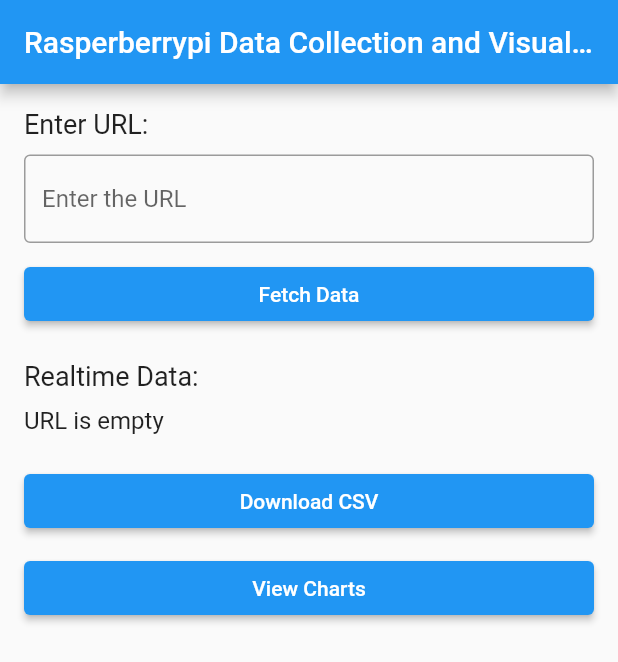
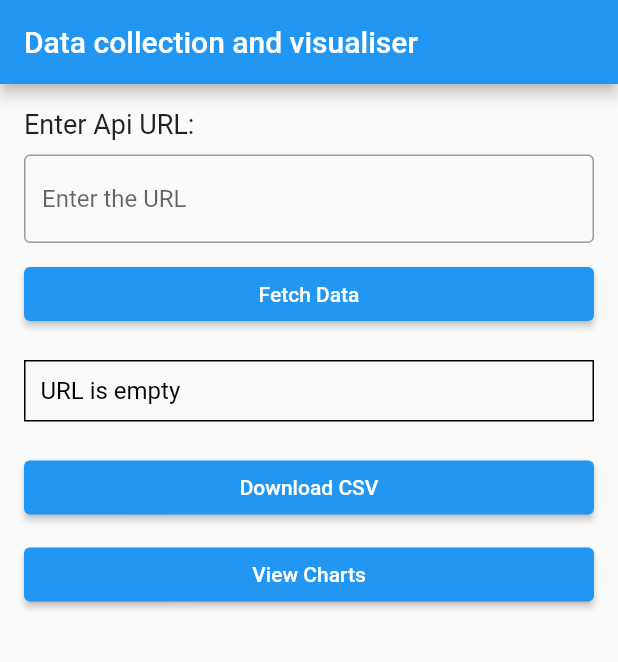
Before and after one commit to gowtham-star/Data_Transfer, a Flutter app: the screen it shows after launch, on a phone screen of 412 x 824 dp. Shown: the top 662 px of the screen. Run offline on Flutter 3.47's test engine with Material 2 defaults, Android fonts, the phone set to English and light mode, and no system bars; our stand-ins replace csv, file_picker, permission_handler, sqflite, syncfusion_flutter_charts; accounts and stored records are empty.

Commit message:
Added some font changes

```diff
--- a/lib/main.dart
+++ b/lib/main.dart
@@ -159,14 +159,14 @@ class _WifiAppState extends State<WifiApp> {
   Widget build(BuildContext context) {
     return Scaffold(
       appBar: AppBar(
-        title: Text('Rasperberrypi Data Collection and Visualizer'),
+        title: Text('Data collection and visualiser'),
       ),
       body: Center(
         child: Scrollbar( // Wrap your ListView with Scrollbar
           child: ListView(
             padding: EdgeInsets.all(16.0),
             children: [
-              Text('Enter URL:', style: TextStyle(fontSize: 18)),
+              Text('Enter Api URL:', style: TextStyle(fontSize: 18)),
               SizedBox(height: 10),
               TextField(
                 controller: urlController,
@@ -181,9 +181,19 @@ class _WifiAppState extends State<WifiApp> {
                 child: Text('Fetch Data'),
               ),
               SizedBox(height: 20),
-              Text('Realtime Data:', style: TextStyle(fontSize: 18)),
-              SizedBox(height: 10),
-              Text(collectedData, style: TextStyle(fontSize: 16)),
+              Container(
+                padding: EdgeInsets.all(10), // Adjust the padding as needed
+                decoration: BoxDecoration(
+                  border: Border.all(color: Colors.black, width: 1), // Add a border for better visual separation
+                ),
+                child: Text(
+                  collectedData,
+                  style: TextStyle(
+                    fontSize: 16,
+                    color: Colors.black, // Change the text color as needed
+                  ),
+                ),
+              ),
               SizedBox(height: 20),
               ElevatedButton(
                 onPressed: () {
```
